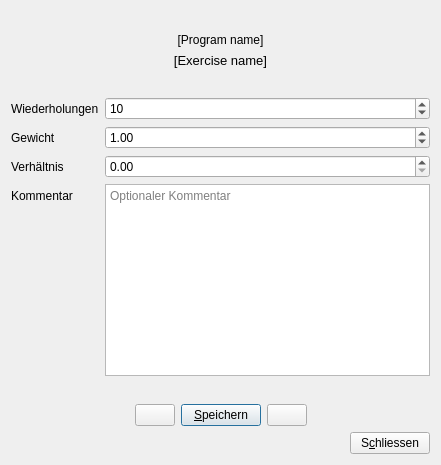
This is speck_weg/ui/dialog_workout.ui in hochstibe/fingertraining as Qt 5 draws it before an edit. The edited form follows.
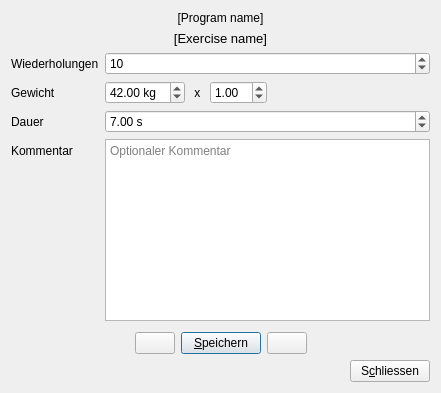
This is the edited form. Icons and pictures are not drawn.

```diff
--- a/speck_weg/ui/dialog_workout.ui
+++ b/speck_weg/ui/dialog_workout.ui
@@ -7,7 +7,7 @@
     <x>0</x>
     <y>0</y>
     <width>441</width>
-    <height>465</height>
+    <height>393</height>
    </rect>
   </property>
   <property name="windowTitle">
@@ -101,32 +101,81 @@
       </widget>
      </item>
      <item row="1" column="1">
+      <layout class="QHBoxLayout" name="horizontalLayout_3">
+       <item>
       <widget class="QDoubleSpinBox" name="doubleSpinBox_weight">
        <property name="toolTip">
         <string>Gewicht in [kg] oder ein Verhältnis angeben.</string>
        </property>
+         <property name="suffix">
+          <string> kg</string>
+         </property>
        <property name="maximum">
         <double>199.990000000000009</double>
        </property>
        <property name="value">
+          <double>42.000000000000000</double>
+         </property>
+        </widget>
+       </item>
+       <item>
+        <widget class="QLabel" name="label">
+         <property name="text">
+          <string> x </string>
+         </property>
+        </widget>
+       </item>
+       <item>
+        <widget class="QDoubleSpinBox" name="doubleSpinBox_ratio">
+         <property name="toolTip">
+          <string>Gewicht in [kg] oder ein Verhältnis angeben.</string>
+         </property>
+         <property name="minimum">
+          <double>0.010000000000000</double>
+         </property>
+         <property name="maximum">
+          <double>10.000000000000000</double>
+         </property>
+         <property name="singleStep">
+          <double>0.100000000000000</double>
+         </property>
+         <property name="value">
         <double>1.000000000000000</double>
        </property>
       </widget>
      </item>
+       <item>
+        <spacer name="horizontalSpacer_4">
+         <property name="orientation">
+          <enum>Qt::Horizontal</enum>
+         </property>
+         <property name="sizeHint" stdset="0">
+          <size>
+           <width>40</width>
+           <height>20</height>
+          </size>
+         </property>
+        </spacer>
+       </item>
+      </layout>
+     </item>
      <item row="2" column="0">
       <widget class="QLabel" name="label_ratio">
        <property name="text">
-        <string>Verhältnis</string>
+        <string>Dauer</string>
        </property>
       </widget>
      </item>
      <item row="2" column="1">
-      <widget class="QDoubleSpinBox" name="doubleSpinBox_ratio">
+      <widget class="QDoubleSpinBox" name="doubleSpinBox_duration">
        <property name="toolTip">
         <string>Gewicht in [kg] oder ein Verhältnis angeben.</string>
        </property>
-       <property name="maximum">
-        <double>9.990000000000000</double>
+       <property name="suffix">
+        <string> s</string>
+       </property>
+       <property name="value">
+        <double>7.000000000000000</double>
        </property>
       </widget>
      </item>
```
Left out of the diff: 4 changed lines with no effect on the pictures. Lines whose indentation alone changed are shown as unchanged.
